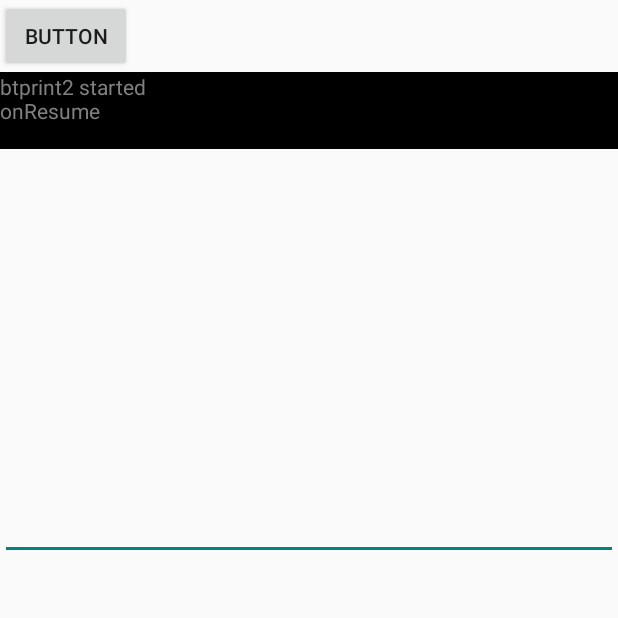
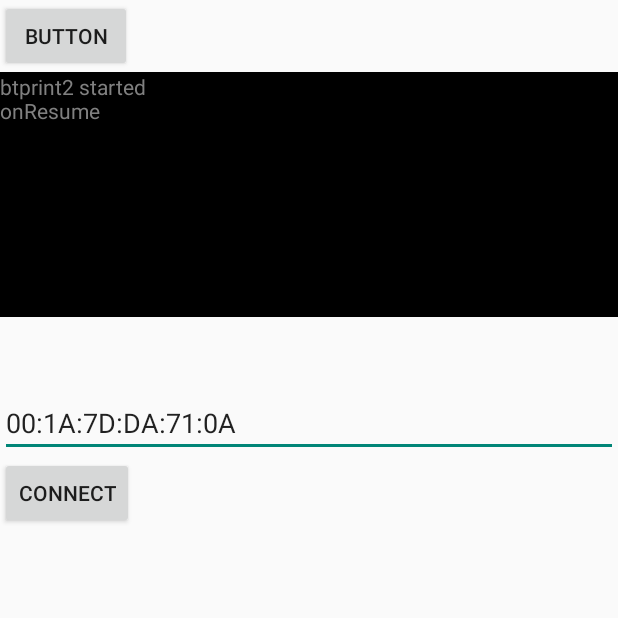
Before and after one commit to hjgode/BtPrint4, an Android app: the screen it shows after launch (BtPrint4), on a phone screen of 412 x 824 dp, the top half of it. Run offline under Robolectric (Android 15) with nearby library versions, the phone set to English and light mode, and no system bars.

Commit message:
added connect button

```diff
--- a/app/src/main/java/hgo/btprint4/btPrintFile.java
+++ b/app/src/main/java/hgo/btprint4/btPrintFile.java
@@ -419,6 +419,7 @@ public class btPrintFile {
             } catch (IOException e) {
                 Log.e(TAG, "Exception during write", e);
             }
+            addText("write done");
         }
 
         public void cancel() {
@@ -501,7 +502,7 @@ public class btPrintFile {
         // Send a failure message back to the Activity
         Message msg = mHandler.obtainMessage(msgTypes.MESSAGE_TOAST);
         Bundle bundle = new Bundle();
-        bundle.putString(msgTypes.TOAST, "Unable to connect device");
+        bundle.putString(msgTypes.TOAST, "Toast: connectionFailed");
         msg.setData(bundle);
         mHandler.sendMessage(msg);
     }
@@ -509,7 +510,7 @@ public class btPrintFile {
     void addText(String s){
         Message msg = mHandler.obtainMessage(msgTypes.MESSAGE_INFO);
         Bundle bundle = new Bundle();
-        bundle.putString(msgTypes.INFO , "Unable to connect device");
+        bundle.putString(msgTypes.INFO , "INFO: " + s);
         msg.setData(bundle);
         mHandler.sendMessage(msg);
     }
--- a/app/src/main/res/layout/btprint_main.xml
+++ b/app/src/main/res/layout/btprint_main.xml
@@ -11,19 +11,29 @@
         android:text="Button" />
     <ScrollView android:id="@+id/ScrollView01"
         android:layout_width="fill_parent"
-        android:layout_height="280.0dip">
+        android:layout_height="211dp">
         <TextView
             android:textSize="14.0dip"
             android:textColor="#ff808080"
             android:id="@+id/log"
             android:background="#ff000000"
             android:layout_width="fill_parent"
-            android:layout_height="260.0dip"
-            android:text="" />
+            android:layout_height="match_parent"
+            android:text=""
+            android:gravity="top"
+            android:minLines="10" />
     </ScrollView>
 
     <EditText
         android:layout_width="match_parent"
         android:layout_height="wrap_content"
-        android:id="@+id/message" />
+        android:id="@+id/remote_device"
+        android:text="00:1A:7D:DA:71:0A"
+        android:textAlignment="center" />
+
+    <Button
+        android:layout_width="wrap_content"
+        android:layout_height="wrap_content"
+        android:text="Connect"
+        android:id="@+id/buttonConnect" />
 </LinearLayout>
```
Also changed, not shown: app/src/main/java/hgo/btprint4/BtPrint4.java (+53 -7 lines).
